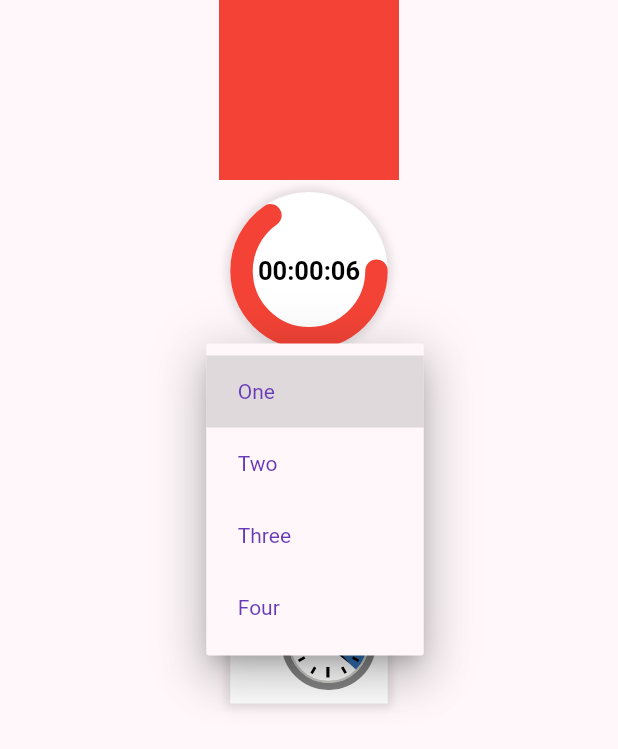
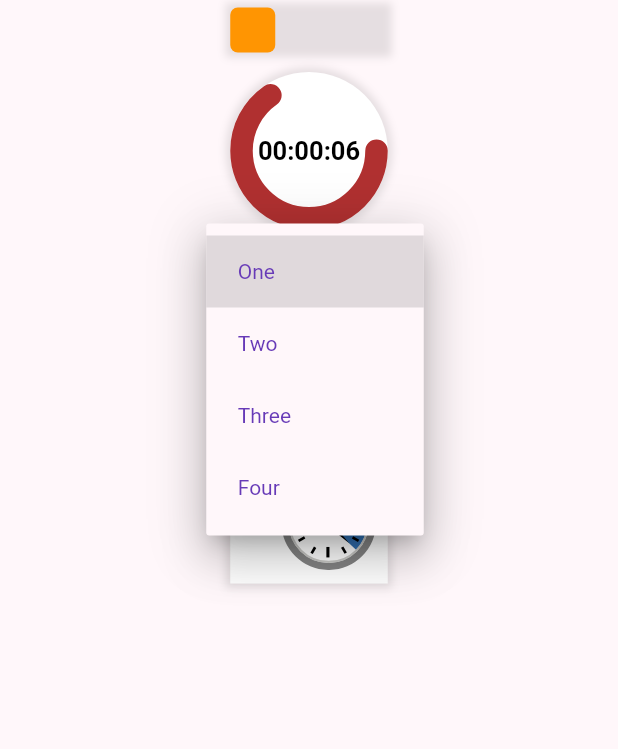
Before and after one commit to Dude19735/plantracker, a Flutter app: the WatchManager widget shown alone on an empty page, opened directly with empty values, after a tap on "One", on a phone screen of 412 x 824 dp. Shown: the top 749 px of the screen. Run offline on Flutter 3.47's test engine with Material 2 defaults, Android fonts, the phone set to English and light mode, and no system bars; our stand-ins replace flutter_svg; missing offline and left inert: flutter_acrylic, linked_scroll_controller, window_manager; statements that could not run were skipped; project files that could hold a hidden picture were left out.

Commit message:
add toggle slider to watch manager (instead of the ugly red plane)

```diff
--- a/lib/watch_manager.dart
+++ b/lib/watch_manager.dart
@@ -5,6 +5,8 @@ import 'package:flutter/material.dart';
 import 'package:scheduler/context.dart';
 import 'package:scheduler/work_button.dart';
 import 'package:scheduler/subject_dropdown.dart';
+import 'package:scheduler/work_toggler.dart';
+import 'package:flutter_svg/flutter_svg.dart';
 import 'dart:math';
 
 class WatchManager extends StatefulWidget {
@@ -68,10 +70,22 @@ class _WatchManager extends State<WatchManager>
     return Column(
       mainAxisAlignment: MainAxisAlignment.start,
       children: [
-        Container(
-            width: GlobalStyle.clockBarWidth,
-            height: GlobalStyle.clockBarWidth,
-            color: Colors.red),
+        GlobalStyle.createShadowContainer(
+            context,
+            WorkToggler(
+                onHitL: () {
+                  print("L");
+                },
+                onHitR: () {
+                  print("R");
+                },
+                restingColorL: GlobalStyle.markerRed,
+                restingColorR: GlobalStyle.markerRed,
+                handleRadius: 15.0,
+                iconAssetStr: "lib/img/dismiss.svg"),
+            width: GlobalStyle.clockBarWidth - clockPadding,
+            height: 30.0,
+            color: Colors.transparent),
         Container(height: GlobalStyle.globalCardPadding),
         GlobalStyle.createShadowContainer(
             context,
@@ -154,7 +168,7 @@ class WatchPainter extends CustomPainter {
     backgroundPainter.style = PaintingStyle.fill;
     backgroundPainter.strokeWidth = 1;
 
-    redCirclePainter.color = Colors.red;
+    redCirclePainter.color = GlobalStyle.markerRed;
     redCirclePainter.style = PaintingStyle.stroke;
     redCirclePainter.strokeWidth = strokeWidth;
     redCirclePainter.strokeCap = StrokeCap.round;
```
